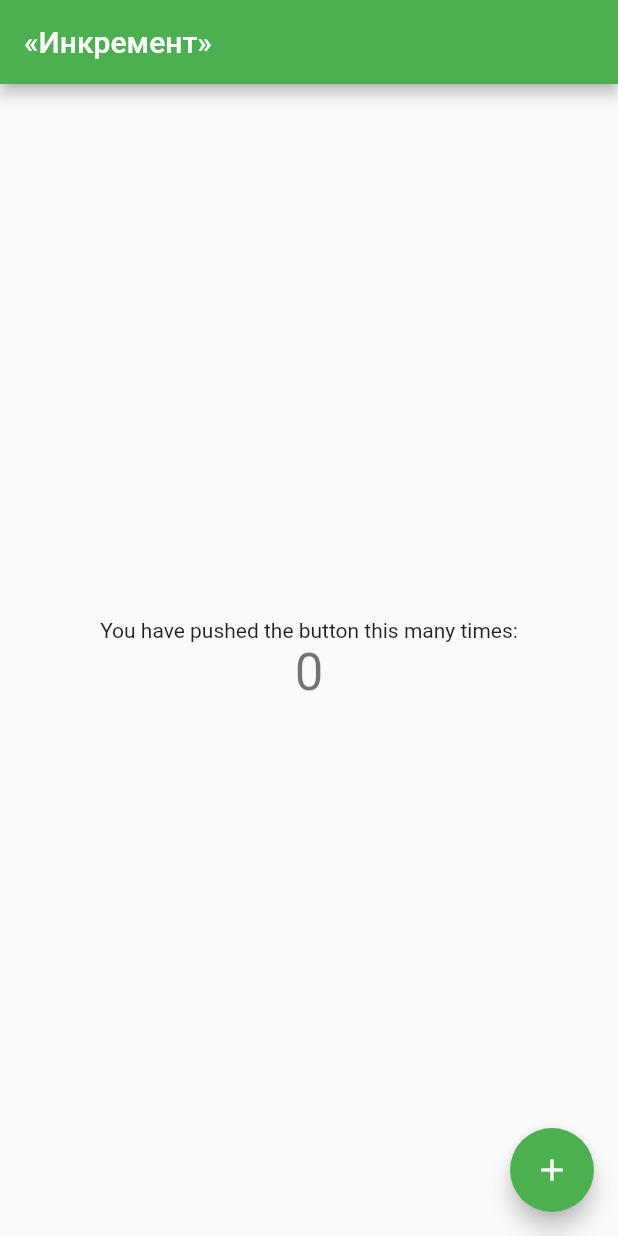
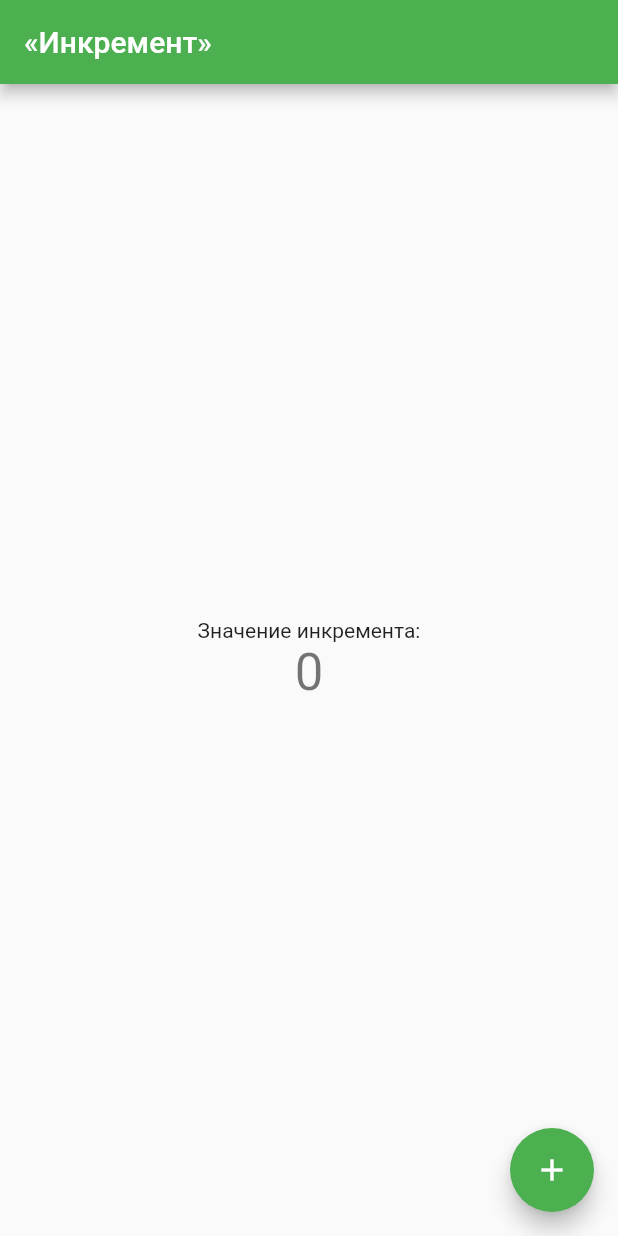
Before and after one commit to dev-Macintosh/Korepanov-DS, a Flutter app: the screen it shows after launch, on a phone screen of 412 x 824 dp. Run offline on Flutter 3.47's test engine with Material 2 defaults, Android fonts, the phone set to English and light mode, and no system bars.

Commit message:
change text increment

```diff
--- a/LAB3/lab3_app/lib/main.dart
+++ b/LAB3/lab3_app/lib/main.dart
@@ -96,7 +96,7 @@ class _MyHomePageState extends State<MyHomePage> {
           mainAxisAlignment: MainAxisAlignment.center,
           children: <Widget>[
             const Text(
-              'You have pushed the button this many times:',
+              'Значение инкремента:',
             ),
             Text(
               '$_counter',
```
